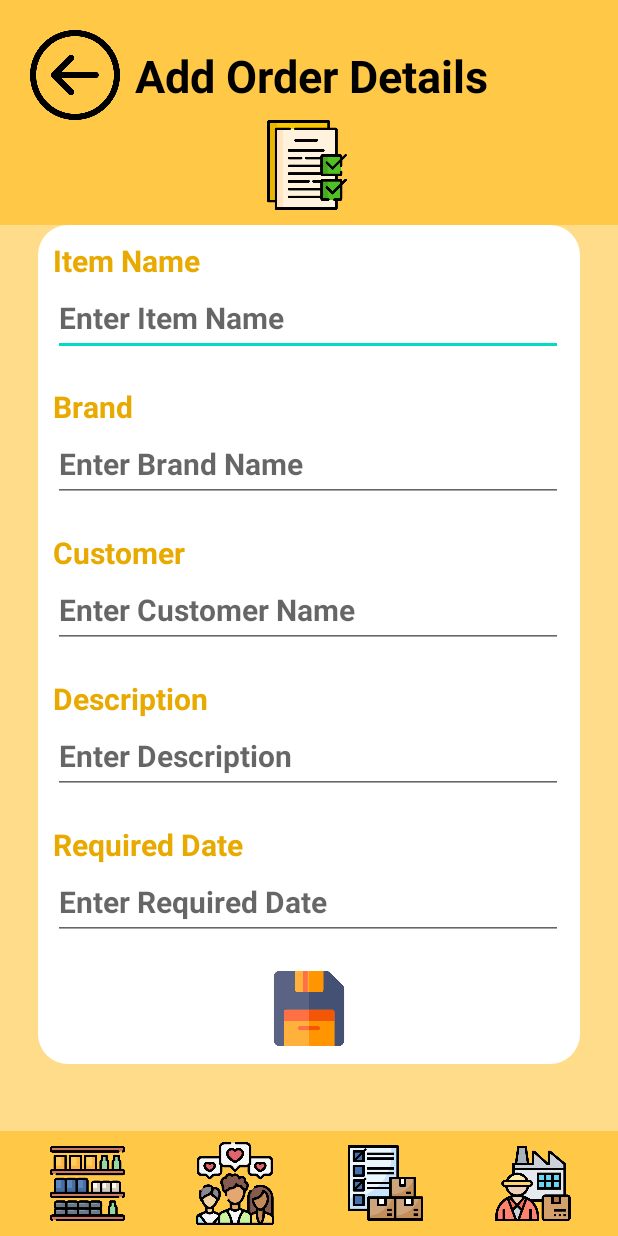
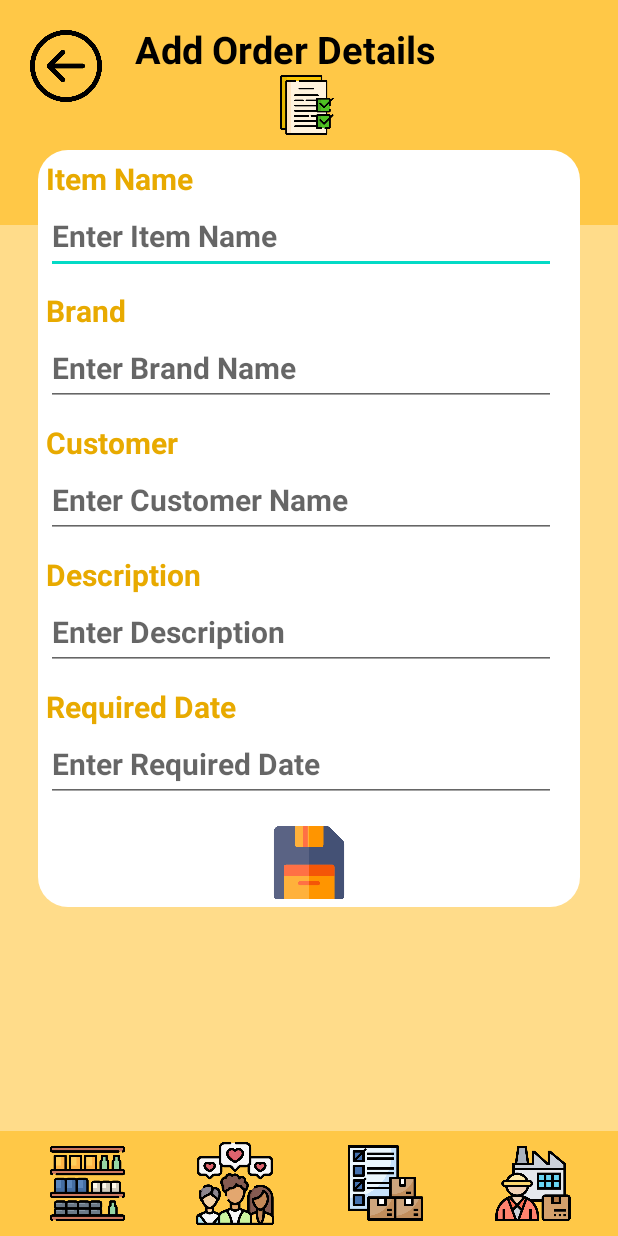
Before and after one commit to ChirathJ/Peaky-Blinders-MAD-Project, an Android app: the screen it shows after launch (add_orders), after a tap on "TOP_ICON", on a phone screen of 412 x 824 dp. Run offline under Robolectric (Android 15) with nearby library versions, the phone set to English and light mode, and no system bars; Roboto replaces fonts that are not available here.

Commit message:
new bugs fix

```diff
--- a/app/src/main/AndroidManifest.xml
+++ b/app/src/main/AndroidManifest.xml
@@ -19,7 +19,7 @@
             android:name=".add_orders"
             android:exported="true" />
         <activity
-            android:name=".MainActivity"
+            android:name=".OrderMainActivity"
             android:exported="true">
             <intent-filter>
                 <action android:name="android.intent.action.MAIN" />
--- a/app/src/main/java/com/example/mad/CustomAdapter.java
+++ b/app/src/main/java/com/example/mad/OrderAdapter.java
@@ -17,13 +17,13 @@ import androidx.recyclerview.widget.RecyclerView;
 
 import java.util.ArrayList;
 
-public class CustomAdapter extends RecyclerView.Adapter<CustomAdapter.MyViewHolder> {
+public class OrderAdapter extends RecyclerView.Adapter<OrderAdapter.OrderViewHolder> {
 
     private Context context;
     private Activity activity;
     private ArrayList orderID, ItemName, Brand, Customer, Description, ReqDate;
 
-    public CustomAdapter(Context context, Activity activity, ArrayList orderID, ArrayList itemName, ArrayList brand, ArrayList customer, ArrayList description, ArrayList reqDate) {
+    public OrderAdapter(Context context, Activity activity, ArrayList orderID, ArrayList itemName, ArrayList brand, ArrayList customer, ArrayList description, ArrayList reqDate) {
         this.context = context;
         this.activity = activity;
         this.orderID = orderID;
@@ -36,15 +36,15 @@ public class CustomAdapter extends RecyclerView.Adapter<CustomAdapter.MyViewHold
 
     @NonNull
     @Override
-    public MyViewHolder onCreateViewHolder(@NonNull ViewGroup parent, int viewType) {
+    public OrderViewHolder onCreateViewHolder(@NonNull ViewGroup parent, int viewType) {
         LayoutInflater inflater = LayoutInflater.from(context);
         View view = inflater.inflate(R.layout.single_order, parent, false);
-        return new MyViewHolder(view);
+        return new OrderViewHolder(view);
     }
 
     @RequiresApi(api = Build.VERSION_CODES.M)
     @Override
-    public void onBindViewHolder(@NonNull final MyViewHolder holder, @SuppressLint("RecyclerView") final int position) {
+    public void onBindViewHolder(@NonNull final OrderViewHolder holder, @SuppressLint("RecyclerView") final int position) {
         holder.order_id_txt.setText(String.valueOf(orderID .get(position)));
         holder.order_CustomerName_txt.setText(String.valueOf(Customer.get(position)));
         holder.order_itemName_text.setText(String.valueOf(ItemName.get(position)));
@@ -75,12 +75,12 @@ public class CustomAdapter extends RecyclerView.Adapter<CustomAdapter.MyViewHold
         return orderID.size();
     }
 
-    class MyViewHolder extends RecyclerView.ViewHolder {
+    class OrderViewHolder extends RecyclerView.ViewHolder {
 
         TextView order_id_txt, order_CustomerName_txt, order_itemName_text, reqDate_txt;
         LinearLayout mainLayout;
 
-        MyViewHolder(@NonNull View itemView) {
+        OrderViewHolder(@NonNull View itemView) {
             super(itemView);
             order_id_txt= itemView.findViewById(R.id.order_id_txt);
             order_CustomerName_txt= itemView.findViewById(R.id.customer_name_txt);
--- a/app/src/main/java/com/example/mad/MainActivity.java
+++ b/app/src/main/java/com/example/mad/OrderMainActivity.java
@@ -12,34 +12,32 @@ import android.database.Cursor;
 import android.os.Bundle;
 import android.view.View;
 import android.widget.ImageButton;
-import android.widget.ListView;
 import android.widget.Toast;
 
 import java.util.ArrayList;
-import java.util.List;
 
 
-public class MainActivity extends AppCompatActivity {
+public class OrderMainActivity extends AppCompatActivity {
 
     private ImageButton addOrders;
     RecyclerView recyclerView;
 
     ArrayList<String> orderId, ItemName, brand, customer, description, reqDate;
     private  DBHandler dbHandler;
-    CustomAdapter customAdapter;
+    OrderAdapter customAdapter;
 
 
 
     @Override
     protected void onCreate(Bundle savedInstanceState) {
         super.onCreate(savedInstanceState);
-        setContentView(R.layout.activity_main);
+        setContentView(R.layout.activity_main_order);
 
         addOrders = (ImageButton) findViewById(R.id.ImageButtonAddOrder);
         recyclerView = (RecyclerView) findViewById(R.id.orderList);
 
 
-        dbHandler = new DBHandler(MainActivity.this);
+        dbHandler = new DBHandler(OrderMainActivity.this);
         orderId = new ArrayList<>();
         ItemName = new ArrayList<>();
         brand = new ArrayList<>();
@@ -52,16 +50,16 @@ public class MainActivity extends AppCompatActivity {
 
         //OrdersAdapter adapter = new OrdersAdapter(MainActivity.this,this,orders);
 
-        customAdapter = new CustomAdapter(MainActivity.this,this, orderId, ItemName, brand, customer, description, reqDate);
+        customAdapter = new OrderAdapter(OrderMainActivity.this,this, orderId, ItemName, brand, customer, description, reqDate);
         recyclerView.setAdapter(customAdapter);
-        recyclerView.setLayoutManager(new LinearLayoutManager(MainActivity.this));
+        recyclerView.setLayoutManager(new LinearLayoutManager(OrderMainActivity.this));
 
 
         addOrders.setOnClickListener(new View.OnClickListener() {
             @Override
             public void onClick(View v) {
-                Intent intent = new Intent(MainActivity.this,add_orders.class);
-                MainActivity.this.startActivity(intent);
+                Intent intent = new Intent(OrderMainActivity.this,add_orders.class);
+                OrderMainActivity.this.startActivity(intent);
             }
         });
 
--- a/app/src/main/java/com/example/mad/add_orders.java
+++ b/app/src/main/java/com/example/mad/add_orders.java
@@ -57,7 +57,7 @@ public class add_orders extends AppCompatActivity {
         backButton.setOnClickListener(new View.OnClickListener() {
             @Override
             public void onClick(View v2) {
-                Intent intent1 = new Intent(add_orders.this, MainActivity.class);
+                Intent intent1 = new Intent(add_orders.this, OrderMainActivity.class);
                 startActivity(intent1);
             }
         });
--- a/app/src/main/java/com/example/mad/details_order.java
+++ b/app/src/main/java/com/example/mad/details_order.java
@@ -6,10 +6,7 @@ import androidx.appcompat.app.AppCompatActivity;
 import android.content.DialogInterface;
 import android.content.Intent;
 import android.os.Bundle;
-import android.util.Log;
 import android.view.View;
-import android.widget.Button;
-import android.widget.EditText;
 import android.widget.ImageButton;
 import android.widget.TextView;
 import android.widget.Toast;
@@ -67,7 +64,7 @@ public class details_order extends AppCompatActivity {
         back_button.setOnClickListener(new View.OnClickListener() {
             @Override
             public void onClick(View view1) {
-                Intent intent1 = new Intent(details_order.this, MainActivity.class);
+                Intent intent1 = new Intent(details_order.this, OrderMainActivity.class);
                 startActivity(intent1);
             }
         });
--- a/app/src/main/java/com/example/mad/edit_orders.java
+++ b/app/src/main/java/com/example/mad/edit_orders.java
@@ -7,7 +7,6 @@ import android.os.Bundle;
 import android.view.View;
 import android.widget.EditText;
 import android.widget.ImageButton;
-import android.widget.TextView;
 import android.widget.Toast;
 
 public class edit_orders extends AppCompatActivity {
@@ -37,7 +36,7 @@ public class edit_orders extends AppCompatActivity {
         back_button.setOnClickListener(new View.OnClickListener() {
             @Override
             public void onClick(View v1) {
-                Intent intent1 = new Intent(edit_orders.this, MainActivity.class);
+                Intent intent1 = new Intent(edit_orders.this, OrderMainActivity.class);
                 startActivity(intent1);
             }
         });
--- a/app/src/main/res/layout/activity_add_orders.xml
+++ b/app/src/main/res/layout/activity_add_orders.xml
@@ -5,7 +5,7 @@
     xmlns:app="http://schemas.android.com/apk/res-auto"
     xmlns:tools="http://schemas.android.com/tools"
     android:background="@color/colorPrimary"
-    tools:context=".MainActivity"
+    tools:context=".OrderMainActivity"
     tools:ignore="ExtraText">
 
 
@@ -22,36 +22,36 @@
 
     <ImageButton
         android:id="@+id/imageButtonBack1"
-        android:layout_width="60dp"
-        android:layout_height="60dp"
+        android:layout_width="48dp"
+        android:layout_height="48dp"
         android:layout_marginStart="20dp"
         android:layout_marginTop="20dp"
+        android:adjustViewBounds="true"
+        android:background="@null"
         android:contentDescription="@string/top_icon"
+        android:scaleType="fitCenter"
         app:layout_constraintStart_toStartOf="parent"
         app:layout_constraintTop_toTopOf="parent"
-        app:srcCompat="@drawable/backbutton"
-        android:scaleType="fitCenter"
-        android:adjustViewBounds="true"
-        android:background="@null"/>
+        app:srcCompat="@drawable/backbutton" />
 
     <TextView
         android:id="@+id/topText2"
         android:layout_width="306dp"
         android:layout_height="44dp"
         android:layout_marginStart="90dp"
-        android:layout_marginTop="30dp"
+        android:layout_marginTop="15dp"
         android:text="@string/addOrders_heading"
         android:textColor="@android:color/black"
-        android:textSize="30sp"
+        android:textSize="25sp"
         android:textStyle="bold"
         app:layout_constraintStart_toStartOf="@+id/topView"
         app:layout_constraintTop_toTopOf="parent" />
 
     <ImageView
         android:id="@+id/imageV5"
-        android:layout_width="60dp"
-        android:layout_height="60dp"
-        android:layout_marginTop="80dp"
+        android:layout_width="40dp"
+        android:layout_height="40dp"
+        android:layout_marginTop="50dp"
         android:contentDescription="@string/top_icon"
         app:layout_constraintEnd_toEndOf="parent"
         app:layout_constraintHorizontal_bias="0.497"
@@ -66,7 +66,7 @@
         android:layout_width="match_parent"
         android:layout_height="wrap_content"
         android:layout_marginStart="25dp"
-        android:layout_marginTop="150dp"
+        android:layout_marginTop="100dp"
         android:layout_marginEnd="25dp"
         android:background="@drawable/white_background"
         android:orientation="vertical"
@@ -79,7 +79,7 @@
         <LinearLayout
             android:layout_width="match_parent"
             android:layout_height="match_parent"
-            android:layout_margin="10dp"
+            android:layout_margin="5dp"
             android:orientation="vertical">
 
             <TextView
@@ -107,7 +107,7 @@
         <LinearLayout
             android:layout_width="match_parent"
             android:layout_height="match_parent"
-            android:layout_margin="10dp"
+            android:layout_margin="5dp"
             android:orientation="vertical">
 
             <TextView
@@ -136,7 +136,7 @@
         <LinearLayout
             android:layout_width="match_parent"
             android:layout_height="match_parent"
-            android:layout_margin="10dp"
+            android:layout_margin="5dp"
             android:orientation="vertical">
 
             <TextView
@@ -164,7 +164,7 @@
         <LinearLayout
             android:layout_width="match_parent"
             android:layout_height="match_parent"
-            android:layout_margin="10dp"
+            android:layout_margin="5dp"
             android:orientation="vertical">
 
             <TextView
@@ -193,7 +193,7 @@
         <LinearLayout
             android:layout_width="match_parent"
             android:layout_height="match_parent"
-            android:layout_margin="10dp"
+            android:layout_margin="5dp"
             android:orientation="vertical">
 
             <TextView
@@ -222,7 +222,7 @@
 
         <LinearLayout
             android:layout_width="match_parent"
-            android:layout_height="62dp"
+            android:layout_height="54dp"
             android:layout_margin="5dp"
             android:orientation="horizontal">
 
--- a/app/src/main/res/layout/activity_main.xml
+++ b/app/src/main/res/layout/activity_main_order.xml
@@ -5,7 +5,7 @@
     android:layout_width="match_parent"
     android:layout_height="match_parent"
     android:background="@color/colorPrimary"
-    tools:context=".MainActivity"
+    tools:context=".OrderMainActivity"
     tools:ignore="ExtraText">
 
     <View
--- a/app/src/main/res/values/strings.xml
+++ b/app/src/main/res/values/stringsOrder.xml
@@ -1,5 +1,5 @@
 <resources>
-    <string name="app_name">SampleMyApp</string>
+    <string name="app_name">Anything</string>
     <string name="stock">stock</string>
     <string name="customer">customer</string>
     <string name="orders">orders</string>
```
Also changed, not shown: app/src/main/res/layout/activity_details_order.xml (+10 -12 lines), app/src/main/res/layout/activity_edit_orders.xml (+20 -19 lines), app/src/main/res/values/colorsOrder.xml (renamed from app/src/main/res/values/colors.xml).
